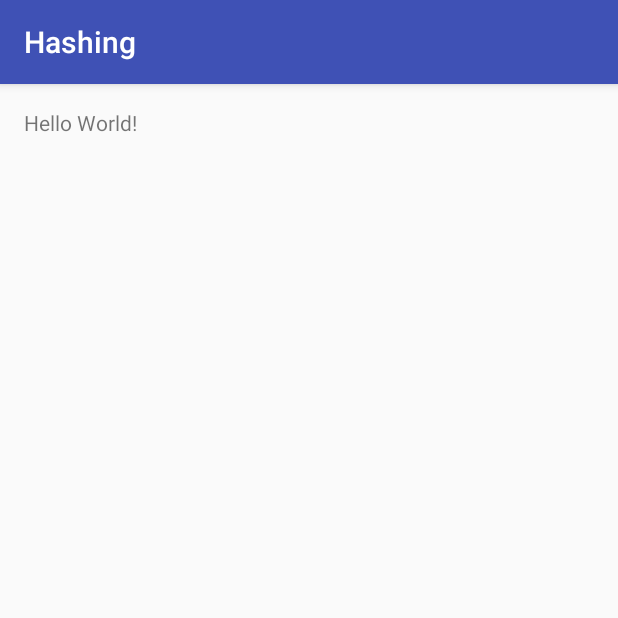
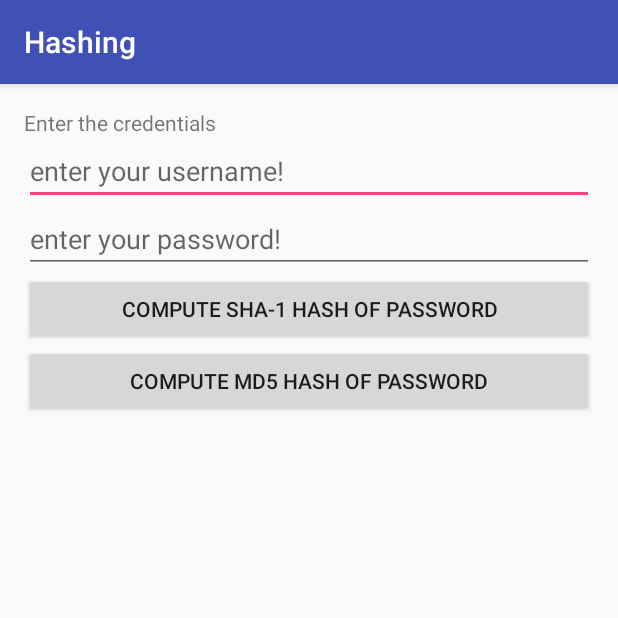
Before and after one commit to ImayaDismas/Implementations, an Android app: the screen it shows after launch (MainActivity), on a phone screen of 412 x 824 dp, the top half of it. Run offline under Robolectric (Android 15) with nearby library versions, the phone set to English and light mode, and no system bars.

Commit message:
hashing sha-1 and md5 complete

```diff
--- a/Hashing/app/src/main/java/com/dismas/imaya/hashing/MainActivity.java
+++ b/Hashing/app/src/main/java/com/dismas/imaya/hashing/MainActivity.java
@@ -2,12 +2,155 @@ package com.dismas.imaya.hashing;
 
 import android.support.v7.app.AppCompatActivity;
 import android.os.Bundle;
+import android.util.Base64;
+import android.util.Log;
+import android.view.View;
+import android.widget.Button;
+import android.widget.EditText;
+import android.widget.TextView;
+import android.widget.Toast;
+
+import java.io.IOException;
+import java.io.UnsupportedEncodingException;
+import java.security.MessageDigest;
+import java.security.NoSuchAlgorithmException;
 
 public class MainActivity extends AppCompatActivity {
 
+    private TextView result;
+    private Button computeSha,computeMD5;
+    private EditText userName;
+    private EditText passWord;
+    private String username,passwd;
+    private String SHAHash;
+    public static int NO_OPTIONS=0;
+
     @Override
-    protected void onCreate(Bundle savedInstanceState) {
+    public void onCreate(Bundle savedInstanceState)
+    {
         super.onCreate(savedInstanceState);
         setContentView(R.layout.activity_main);
+
+
+        userName=(EditText)findViewById(R.id.userName);
+        passWord=(EditText)findViewById(R.id.passWord);
+
+        computeSha=(Button)findViewById(R.id.btn1);
+        computeMD5=(Button)findViewById(R.id.btn2);
+
+        result= (TextView)findViewById(R.id.textView2);
+
+        //get username and password entered
+        username= userName.getText().toString();
+
+
+        //check if username or passwd is not null
+
+        if(( userName.getText().toString() == null && userName.getText().equals("") ) || (passWord.getText().toString() == null && passWord.getText().equals("")) )
+        {
+            Toast.makeText(getApplicationContext(), "Enter your credentials..", Toast.LENGTH_LONG).show();
+        }
+        else
+        {
+            computeSha.setOnClickListener(new View.OnClickListener() {
+                @Override
+                public void onClick(View v)
+                {
+                    passwd= passWord.getText().toString();
+                    // TODO Auto-generated method stub
+                    //call method to compute SHA hash
+                    computeSHAHash(passwd);
+                }
+            });
+
+            computeMD5.setOnClickListener(new View.OnClickListener() {
+                @Override
+                public void onClick(View v)
+                {
+                    // TODO Auto-generated method stub
+                    //call method to compute MD5 hash
+                    passwd= passWord.getText().toString();
+                    computeMD5Hash(passwd);
+                }
+            });
+        }
+
+
+
+    } //end onCreate()
+
+
+
+    private static String convertToHex(byte[] data) throws java.io.IOException
+    {
+
+
+        StringBuffer sb = new StringBuffer();
+        String hex=null;
+
+        hex= Base64.encodeToString(data, 0, data.length, NO_OPTIONS);
+
+        sb.append(hex);
+
+        return sb.toString();
     }
+
+
+    public void computeSHAHash(String password)
+    {
+        MessageDigest mdSha1 = null;
+        try
+        {
+            mdSha1 = MessageDigest.getInstance("SHA-1");
+        } catch (NoSuchAlgorithmException e1) {
+            Log.e("HashingApp", "Error initializing SHA1 message digest");
+        }
+        try {
+            mdSha1.update(password.getBytes("ASCII"));
+        } catch (UnsupportedEncodingException e) {
+            // TODO Auto-generated catch block
+            e.printStackTrace();
+        }
+        byte[] data = mdSha1.digest();
+        try {
+            SHAHash=convertToHex(data);
+        } catch (IOException e) {
+            // TODO Auto-generated catch block
+            e.printStackTrace();
+        }
+
+        result.setText("SHA-1 hash generated is: " + " " + SHAHash);
+    }
+
+
+    public void computeMD5Hash(String password)
+    {
+
+        try {
+            // Create MD5 Hash
+            MessageDigest digest = java.security.MessageDigest.getInstance("MD5");
+            digest.update(password.getBytes());
+            byte messageDigest[] = digest.digest();
+
+            StringBuffer MD5Hash = new StringBuffer();
+            for (int i = 0; i < messageDigest.length; i++)
+            {
+                String h = Integer.toHexString(0xFF & messageDigest[i]);
+                while (h.length() < 2)
+                    h = "0" + h;
+                MD5Hash.append(h);
+            }
+
+            result.setText("MD5 hash generated is: " + " " + MD5Hash);
+
+        }
+        catch (NoSuchAlgorithmException e)
+        {
+            e.printStackTrace();
+        }
+
+
+    }
+
+
 }
--- a/Hashing/app/src/main/res/layout/activity_main.xml
+++ b/Hashing/app/src/main/res/layout/activity_main.xml
@@ -7,10 +7,56 @@
     android:paddingLeft="@dimen/activity_horizontal_margin"
     android:paddingRight="@dimen/activity_horizontal_margin"
     android:paddingTop="@dimen/activity_vertical_margin"
-    tools:context="com.dismas.imaya.hashing.MainActivity">
+    tools:context=".MainActivity" >
 
     <TextView
+        android:id="@+id/textView1"
         android:layout_width="wrap_content"
         android:layout_height="wrap_content"
-        android:text="Hello World!" />
+        android:text="@string/enter_the_credentials" />
+
+    <EditText
+        android:id="@+id/userName"
+        android:layout_below="@+id/textView1"
+        android:layout_height="wrap_content"
+        android:layout_width="match_parent"
+        android:hint="@string/username">
+
+    </EditText>
+
+    <EditText
+        android:id="@+id/passWord"
+        android:inputType="textPassword"
+        android:layout_below="@+id/userName"
+        android:text=""
+        android:layout_height="wrap_content"
+        android:layout_width="match_parent"
+        android:hint="@string/password"
+        >
+    </EditText>
+
+
+    <Button
+        android:id="@+id/btn1"
+        android:layout_height="wrap_content"
+        android:layout_width="match_parent"
+        android:layout_below="@+id/passWord"
+        android:text="@string/compute_sha_1_hash_of_password"
+        android:onClick="setContentView" />
+
+    <Button
+        android:id="@+id/btn2"
+        android:layout_height="wrap_content"
+        android:layout_width="match_parent"
+        android:layout_below="@+id/btn1"
+        android:text="@string/compute_md5_hash_of_password"/>
+
+
+    <TextView
+        android:id="@+id/textView2"
+        android:layout_width="wrap_content"
+        android:layout_below="@+id/btn2"
+        android:layout_height="wrap_content" />
+
+
 </RelativeLayout>
--- a/Hashing/app/src/main/res/values/strings.xml
+++ b/Hashing/app/src/main/res/values/strings.xml
@@ -1,3 +1,8 @@
 <resources>
     <string name="app_name">Hashing</string>
+    <string name="username">enter your username!</string>
+    <string name="password">enter your password!</string>
+    <string name="compute_sha_1_hash_of_password">Compute SHA-1 hash of password</string>
+    <string name="compute_md5_hash_of_password">Compute MD5 hash of password</string>
+    <string name="enter_the_credentials">Enter the credentials</string>
 </resources>
```
